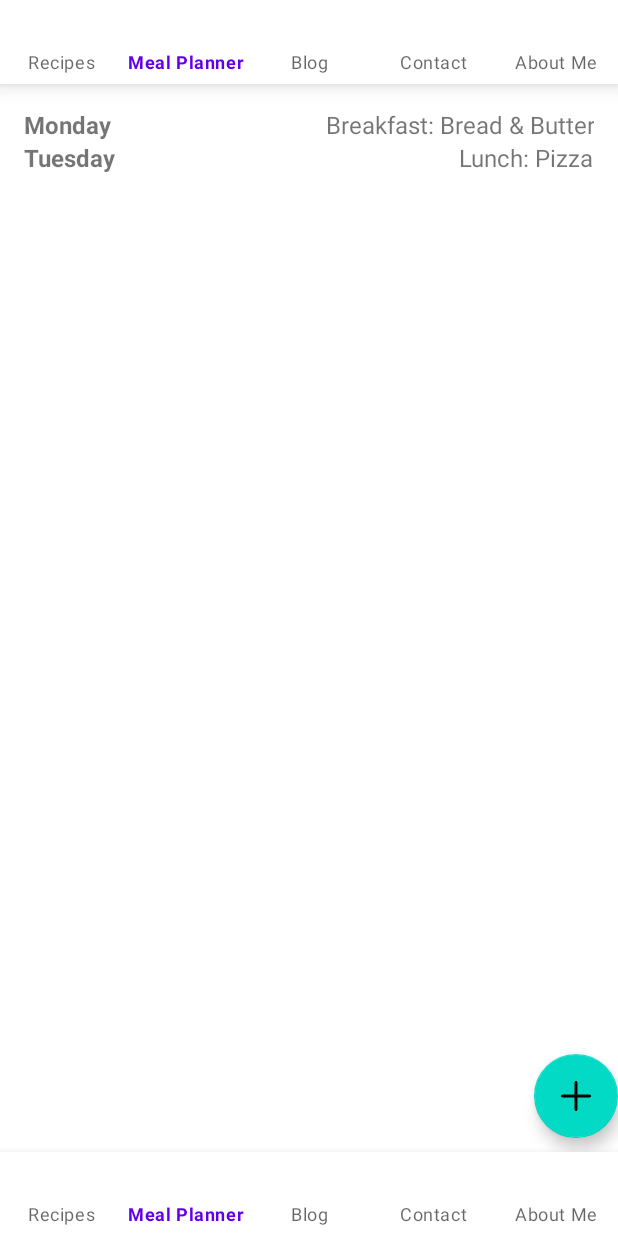
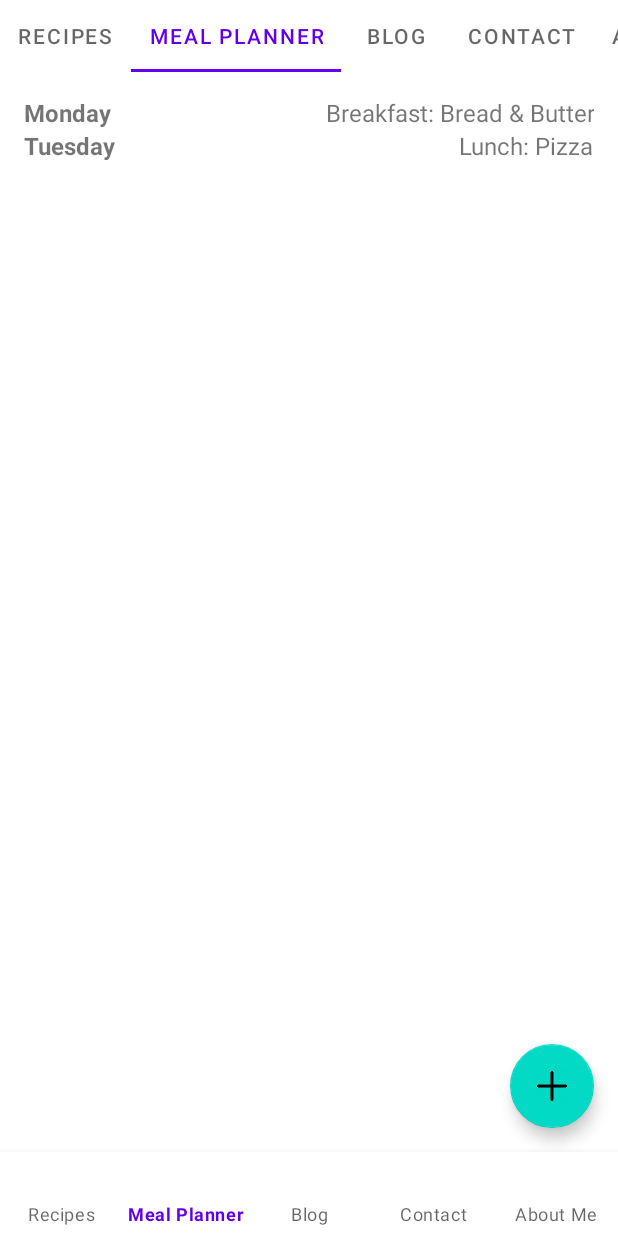
Before and after one commit to bayarbayasgalanj/MobileDeviceProgramming, an Android app: the MainActivity screen opened directly, with no data from a screen before it, item 2 of the bottom bar chosen, on a phone screen of 412 x 824 dp. Run offline under Robolectric (Android 15) with nearby library versions, the phone set to English and light mode, and no system bars.

Commit message:
I changed TabLayout

```diff
--- a/FoodiePalBayar/app/src/main/java/com/miu/foodiepalbayar/LoginActivity.kt
+++ b/FoodiePalBayar/app/src/main/java/com/miu/foodiepalbayar/LoginActivity.kt
@@ -1,7 +1,4 @@
-// LoginActivity.kt
-
 package com.miu.foodiepalbayar
-
 import android.content.Context
 import android.content.Intent
 import android.content.SharedPreferences
@@ -21,10 +18,8 @@ class LoginActivity : AppCompatActivity() {
         super.onCreate(savedInstanceState)
         setContentView(R.layout.activity_login)
 
-        // Initialize SharedPreferences
         sharedPreferences = getSharedPreferences("MyPrefs", Context.MODE_PRIVATE)
 
-        // Initialize UI elements
         usernameEditText = findViewById(R.id.usernameEditText)
         passwordEditText = findViewById(R.id.passwordEditText)
         val loginButton: Button = findViewById(R.id.loginButton)
@@ -33,38 +28,30 @@ class LoginActivity : AppCompatActivity() {
             val enteredUsername = usernameEditText.text.toString()
             val enteredPassword = passwordEditText.text.toString()
 
-            // Perform validation (e.g., check for empty fields)
             if (enteredUsername.isEmpty() || enteredPassword.isEmpty()) {
-                // Display an error message or handle validation as needed
+
             } else {
-                // Simulate authentication (replace with actual authentication logic)
                 val isAuthenticated = authenticateUser(enteredUsername, enteredPassword)
 
                 if (isAuthenticated) {
-                    // Authentication successful, securely store login credentials
                     storeCredentials(enteredUsername, enteredPassword)
                     Toast.makeText(this, "Login Successful", Toast.LENGTH_LONG).show()
 
-                    // Start MainActivity
                     val mainActivityIntent = Intent(this, MainActivity::class.java)
                     startActivity(mainActivityIntent)
-                    finish() // Optionally, you can finish the LoginActivity to prevent going back to it.
+                    finish()
 
                 } else {
                     Toast.makeText(this, "Invalid credentials.", Toast.LENGTH_LONG).show()
-                    // Authentication failed, show an error message
                 }
             }
         }
     }
 
-    // Simulated authentication logic (replace with actual logic)
     private fun authenticateUser(username: String, password: String): Boolean {
-        // Replace with your authentication logic here (e.g., check against a database)
         return username == "user" && password == "password"
     }
 
-    // Securely store login credentials in SharedPreferences
     private fun storeCredentials(username: String, password: String) {
         val editor = sharedPreferences.edit()
         editor.putString("username", username)
--- a/FoodiePalBayar/app/src/main/java/com/miu/foodiepalbayar/MainActivity.kt
+++ b/FoodiePalBayar/app/src/main/java/com/miu/foodiepalbayar/MainActivity.kt
@@ -1,71 +1,66 @@
-// MainActivity.kt
-
 package com.miu.foodiepalbayar
 
-import android.annotation.SuppressLint
 import android.os.Bundle
 import androidx.appcompat.app.AppCompatActivity
-import androidx.appcompat.widget.Toolbar
-import androidx.fragment.app.Fragment
-import androidx.viewpager2.adapter.FragmentStateAdapter
 import androidx.viewpager2.widget.ViewPager2
-import com.google.android.material.bottomnavigation.BottomNavigationView
-import com.google.android.material.floatingactionbutton.FloatingActionButton
+import com.google.android.material.tabs.TabLayoutMediator
+import com.miu.foodiepalbayar.databinding.ActivityMainBinding
 
 class MainActivity : AppCompatActivity() {
 
-    private lateinit var viewPager: ViewPager2
-    private lateinit var bottomNavigationView: BottomNavigationView
-    private lateinit var topNavigationView: BottomNavigationView
-    private lateinit var fabAddButton: FloatingActionButton
+    private lateinit var mainBinding: ActivityMainBinding
 
-    @SuppressLint("MissingInflatedId")
     override fun onCreate(savedInstanceState: Bundle?) {
         super.onCreate(savedInstanceState)
-        setContentView(R.layout.activity_main)
+        mainBinding = ActivityMainBinding.inflate(layoutInflater)
+        setContentView(mainBinding.root)
 
-        viewPager = findViewById(R.id.viewpager)
-        bottomNavigationView = findViewById(R.id.bottom_navigation)
-        topNavigationView = findViewById(R.id.top_navigation)
-        fabAddButton = findViewById(R.id.fab_add_button)
+        val fragments = listOf(
+            RecipesFragment(),
+            MealFragment(),
+            BlogFragment(),
+            ContactFragment(),
+            AboutMeFragment()
+        )
+        val adapter = ViewPagerAdapter(fragments, supportFragmentManager, lifecycle)
+        mainBinding.viewPager.adapter = adapter
 
-        // Set up the ViewPager2 with an adapter and a callback to handle page changes
-        viewPager.adapter = object : FragmentStateAdapter(this) {
-            override fun getItemCount(): Int = 5 // We have 5 tabs
+        TabLayoutMediator(mainBinding.tabLayout, mainBinding.viewPager) { tab, position ->
+            tab.text = when (position) {
+                0 -> "Recipes"
+                1 -> "Meal Planner"
+                2 -> "Blog"
+                3 -> "Contact"
+                4 -> "About Me"
+                else -> "Unknown"
+            }
+        }.attach()
 
-            override fun createFragment(position: Int): Fragment {
-                return when (position) {
-                    0 -> RecipesFragment()
-                    1 -> MealFragment()
-                    2 -> BlogFragment()
-                    3 -> ContactFragment()
-                    4 -> AboutMeFragment()
-                    else -> RecipesFragment() // Fallback to the RecipesFragment
-                }
-            }
-        }
+        setupBottomNavigationView()
+        setupFloatingActionButton()
+    }
 
-        val navigationItemSelectedListener = BottomNavigationView.OnNavigationItemSelectedListener { item ->
-            when (item.itemId) {
-                R.id.navigation_recipes -> viewPager.currentItem = 0
-                R.id.navigation_meal_planner -> viewPager.currentItem = 1
-                R.id.navigation_blog -> viewPager.currentItem = 2
-                R.id.navigation_contact -> viewPager.currentItem = 3
-                R.id.navigation_about_me -> viewPager.currentItem = 4
+    private fun setupBottomNavigationView() {
+        mainBinding.bottomNavigation.setOnItemSelectedListener { item ->
+            mainBinding.viewPager.currentItem = when (item.itemId) {
+                R.id.navigation_recipes -> 0
+                R.id.navigation_meal_planner -> 1
+                R.id.navigation_blog -> 2
+                R.id.navigation_contact -> 3
+                R.id.navigation_about_me -> 4
+                else -> 0
             }
             true
         }
+    }
 
-        bottomNavigationView.setOnNavigationItemSelectedListener(navigationItemSelectedListener)
-        topNavigationView.setOnNavigationItemSelectedListener(navigationItemSelectedListener)
-
-        viewPager.registerOnPageChangeCallback(object : ViewPager2.OnPageChangeCallback() {
+    private fun setupFloatingActionButton() {
+        mainBinding.viewPager.registerOnPageChangeCallback(object : ViewPager2.OnPageChangeCallback() {
             override fun onPageSelected(position: Int) {
-                bottomNavigationView.menu.getItem(position).isChecked = true
                 if (position == 0) {
-                    fabAddButton.show()
-                    fabAddButton.setOnClickListener {
-                        val currentFragmentTag = "f${viewPager.currentItem}"
+                    mainBinding.fabAddButton.show()
+                    mainBinding.fabAddButton.setOnClickListener {
+                        val currentFragmentTag = "f${mainBinding.viewPager.currentItem}"
                         val currentFragment = supportFragmentManager.findFragmentByTag(currentFragmentTag)
 
                         if (currentFragment is RecipesFragment) {
@@ -78,11 +73,10 @@ class MainActivity : AppCompatActivity() {
                             addRecipeDialog.show(supportFragmentManager, "addRecipe")
                         }
                     }
-                }
-                else if (position == 1) {
-                    fabAddButton.show()
-                    fabAddButton.setOnClickListener {
-                        val currentFragmentTag = "f${viewPager.currentItem}"
+                } else if (position == 1) {
+                    mainBinding.fabAddButton.show()
+                    mainBinding.fabAddButton.setOnClickListener {
+                        val currentFragmentTag = "f${mainBinding.viewPager.currentItem}"
                         val currentFragment = supportFragmentManager.findFragmentByTag(currentFragmentTag)
                         if (currentFragment is MealFragment) {
                             val addMealDialog = AddDialogFragment.newInstance(R.layout.dialog_add_meal)
@@ -94,11 +88,10 @@ class MainActivity : AppCompatActivity() {
                             addMealDialog.show(supportFragmentManager, "addMeal")
                         }
                     }
-                }
-                else if (position == 2) {
-                    fabAddButton.show()
-                    fabAddButton.setOnClickListener {
-                        val currentFragmentTag = "f${viewPager.currentItem}"
+                } else if (position == 2) {
+                    mainBinding.fabAddButton.show()
+                    mainBinding.fabAddButton.setOnClickListener {
+                        val currentFragmentTag = "f${mainBinding.viewPager.currentItem}"
                         val currentFragment = supportFragmentManager.findFragmentByTag(currentFragmentTag)
                         if (currentFragment is BlogFragment) {
                             val addBlogDialog = AddDialogFragment.newInstance(R.layout.dialog_add_blog)
@@ -110,11 +103,12 @@ class MainActivity : AppCompatActivity() {
                             addBlogDialog.show(supportFragmentManager, "addBlog")
                         }
                     }
-                }
-                else {
-                    fabAddButton.hide() // Hide the button for other pages
+                } else {
+                    mainBinding.fabAddButton.hide()
                 }
             }
         })
     }
+
+    // Rest of your code...
 }
--- /dev/null
+++ b/FoodiePalBayar/app/src/main/java/com/miu/foodiepalbayar/ViewPagerAdapter.kt
@@ -0,0 +1,18 @@
+package com.miu.foodiepalbayar
+
+import androidx.fragment.app.Fragment
+import androidx.fragment.app.FragmentManager
+import androidx.lifecycle.Lifecycle
+import androidx.viewpager2.adapter.FragmentStateAdapter
+
+class ViewPagerAdapter(val fragments: List<Fragment>, fragmentManager: FragmentManager, lifecycle: Lifecycle) :
+    FragmentStateAdapter(fragmentManager, lifecycle){
+    override fun getItemCount(): Int {
+        return fragments.size
+    }
+
+    override fun createFragment(position: Int): Fragment {
+        return fragments[position]
+    }
+
+}
--- a/FoodiePalBayar/app/src/main/res/layout/activity_main.xml
+++ b/FoodiePalBayar/app/src/main/res/layout/activity_main.xml
@@ -1,30 +1,37 @@
 <?xml version="1.0" encoding="utf-8"?>
-<RelativeLayout xmlns:android="http://schemas.android.com/apk/res/android"
+<androidx.constraintlayout.widget.ConstraintLayout xmlns:android="http://schemas.android.com/apk/res/android"
     xmlns:app="http://schemas.android.com/apk/res-auto"
+    xmlns:tools="http://schemas.android.com/tools"
     android:layout_width="match_parent"
-    android:layout_height="match_parent">
+    android:layout_height="match_parent"
+    tools:context=".MainActivity">
 
-    <com.google.android.material.bottomnavigation.BottomNavigationView
-        android:id="@+id/top_navigation"
-        android:layout_width="match_parent"
+    <com.google.android.material.tabs.TabLayout
+        android:id="@+id/tabLayout"
+        android:layout_width="0dp"
         android:layout_height="wrap_content"
-        android:layout_alignParentTop="true"
-        app:menu="@menu/bottom_navigation_menu"
-        app:labelVisibilityMode="labeled"
-        />
+        app:layout_constraintEnd_toEndOf="parent"
+        app:layout_constraintStart_toStartOf="parent"
+        app:layout_constraintTop_toTopOf="parent"
+        app:tabGravity="center"
+        app:tabMode="scrollable" />
 
     <androidx.viewpager2.widget.ViewPager2
-        android:id="@+id/viewpager"
-        android:layout_width="match_parent"
-        android:layout_height="match_parent"
-        android:layout_above="@id/bottom_navigation"
-        android:layout_below="@id/top_navigation"/>
+        android:id="@+id/viewPager"
+        android:layout_width="0dp"
+        android:layout_height="0dp"
+        app:layout_constraintBottom_toTopOf="@id/bottom_navigation"
+        app:layout_constraintEnd_toEndOf="parent"
+        app:layout_constraintStart_toStartOf="parent"
+        app:layout_constraintTop_toBottomOf="@id/tabLayout" />
 
     <com.google.android.material.bottomnavigation.BottomNavigationView
         android:id="@+id/bottom_navigation"
-        android:layout_width="match_parent"
+        android:layout_width="0dp"
         android:layout_height="wrap_content"
-        android:layout_alignParentBottom="true"
+        app:layout_constraintBottom_toBottomOf="parent"
+        app:layout_constraintEnd_toEndOf="parent"
+        app:layout_constraintStart_toStartOf="parent"
         app:menu="@menu/bottom_navigation_menu"
         app:labelVisibilityMode="labeled"/>
 
@@ -32,9 +39,10 @@
         android:id="@+id/fab_add_button"
         android:layout_width="wrap_content"
         android:layout_height="wrap_content"
-        android:layout_marginBottom="65dp"
-        android:layout_alignParentEnd="true"
-        android:layout_alignParentBottom="true"
+        android:layout_marginEnd="16dp"
+        android:layout_marginBottom="16dp"
+        app:layout_constraintBottom_toTopOf="@id/bottom_navigation"
+        app:layout_constraintEnd_toEndOf="parent"
         android:src="@drawable/ic_add" />
 
-</RelativeLayout>
+</androidx.constraintlayout.widget.ConstraintLayout>
```
Also changed, not shown: 1 other file.
